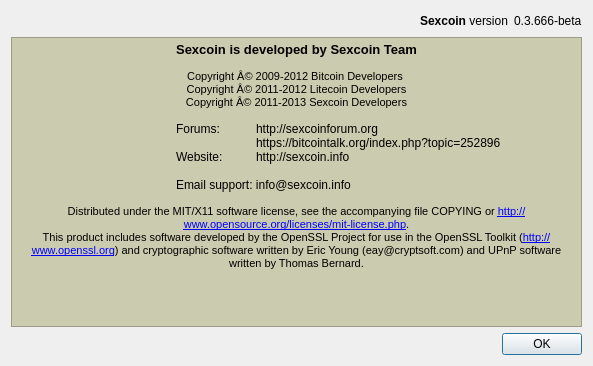
sexcoin-project/sexcoin, file src/qt/forms/aboutdialog.ui: the form before one commit.
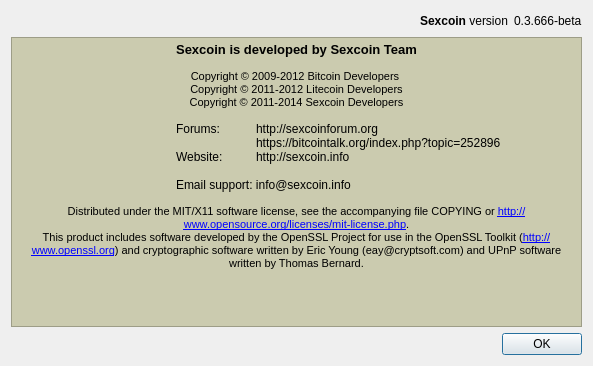
The form after the commit. Icons and pictures are not drawn.

```diff
--- a/src/qt/forms/aboutdialog.ui
+++ b/src/qt/forms/aboutdialog.ui
@@ -80,9 +80,9 @@
 &lt;/style&gt;&lt;/head&gt;&lt;body style=&quot; font-family:'MS Shell Dlg 2'; font-size:8.25pt; font-weight:400; font-style:normal;&quot;&gt;
 &lt;p align=&quot;center&quot; style=&quot; margin-top:0px; margin-bottom:0px; margin-left:0px; margin-right:0px; -qt-block-indent:0; text-indent:0px;&quot;&gt;&lt;span style=&quot; font-size:10pt; font-weight:600;&quot;&gt;Sexcoin is developed by Sexcoin Team&lt;/span&gt;&lt;/p&gt;
 &lt;p align=&quot;center&quot; style=&quot;-qt-paragraph-type:empty; margin-top:0px; margin-bottom:0px; margin-left:0px; margin-right:0px; -qt-block-indent:0; text-indent:0px; font-size:8pt;&quot;&gt;&lt;br /&gt;&lt;/p&gt;
-&lt;p align=&quot;center&quot; style=&quot; margin-top:0px; margin-bottom:0px; margin-left:0px; margin-right:0px; -qt-block-indent:0; text-indent:0px;&quot;&gt;&lt;span style=&quot; font-size:8pt;&quot;&gt;Copyright Â© 2009-2012 Bitcoin Developers &lt;/span&gt;&lt;/p&gt;
-&lt;p align=&quot;center&quot; style=&quot; margin-top:0px; margin-bottom:0px; margin-left:0px; margin-right:0px; -qt-block-indent:0; text-indent:0px;&quot;&gt;&lt;span style=&quot; font-size:8pt;&quot;&gt;Copyright Â© 2011-2012 Litecoin Developers&lt;/span&gt;&lt;/p&gt;
-&lt;p align=&quot;center&quot; style=&quot; margin-top:0px; margin-bottom:0px; margin-left:0px; margin-right:0px; -qt-block-indent:0; text-indent:0px;&quot;&gt;&lt;span style=&quot; font-size:8pt;&quot;&gt;Copyright Â© 2011-2013 Sexcoin Developers&lt;/span&gt;&lt;/p&gt;
+&lt;p align=&quot;center&quot; style=&quot; margin-top:0px; margin-bottom:0px; margin-left:0px; margin-right:0px; -qt-block-indent:0; text-indent:0px;&quot;&gt;&lt;span style=&quot; font-size:8pt;&quot;&gt;Copyright © 2009-2012 Bitcoin Developers &lt;/span&gt;&lt;/p&gt;
+&lt;p align=&quot;center&quot; style=&quot; margin-top:0px; margin-bottom:0px; margin-left:0px; margin-right:0px; -qt-block-indent:0; text-indent:0px;&quot;&gt;&lt;span style=&quot; font-size:8pt;&quot;&gt;Copyright © 2011-2012 Litecoin Developers&lt;/span&gt;&lt;/p&gt;
+&lt;p align=&quot;center&quot; style=&quot; margin-top:0px; margin-bottom:0px; margin-left:0px; margin-right:0px; -qt-block-indent:0; text-indent:0px;&quot;&gt;&lt;span style=&quot; font-size:8pt;&quot;&gt;Copyright © 2011-2014 Sexcoin Developers&lt;/span&gt;&lt;/p&gt;
 &lt;p style=&quot;-qt-paragraph-type:empty; margin-top:0px; margin-bottom:0px; margin-left:0px; margin-right:0px; -qt-block-indent:0; text-indent:0px; font-size:8pt;&quot;&gt;&lt;br /&gt;&lt;/p&gt;
 &lt;p style=&quot; margin-top:0px; margin-bottom:0px; margin-left:0px; margin-right:0px; -qt-block-indent:0; text-indent:0px;&quot;&gt;&lt;span style=&quot; font-size:9pt; color:#000000;&quot;&gt;		Forums:	http://sexcoinforum.org       &lt;/span&gt;&lt;/p&gt;
 &lt;p style=&quot; margin-top:0px; margin-bottom:0px; margin-left:0px; margin-right:0px; -qt-block-indent:0; text-indent:0px;&quot;&gt;&lt;span style=&quot; font-size:9pt; color:#000000;&quot;&gt;			https://bitcointalk.org/index.php?topic=252896&lt;/span&gt;&lt;/p&gt;
```
